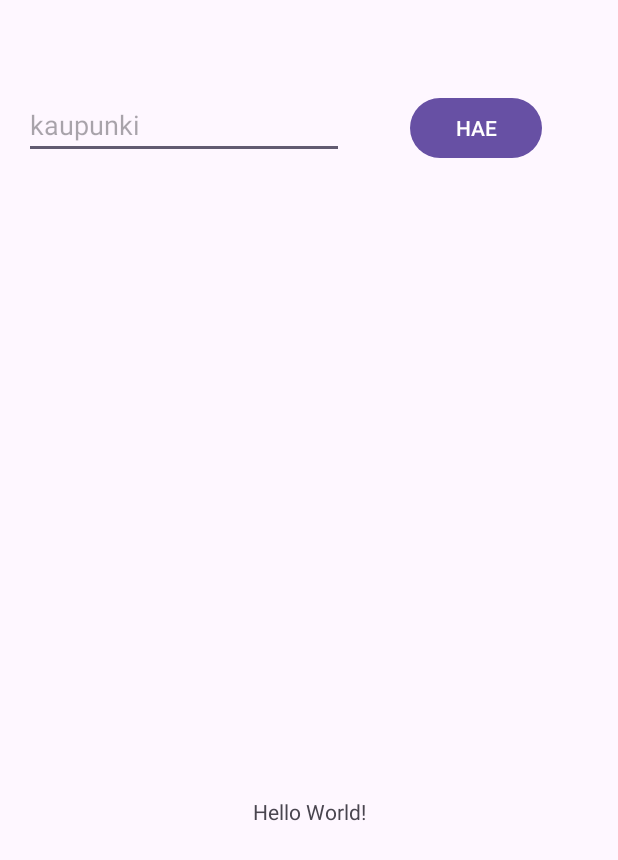
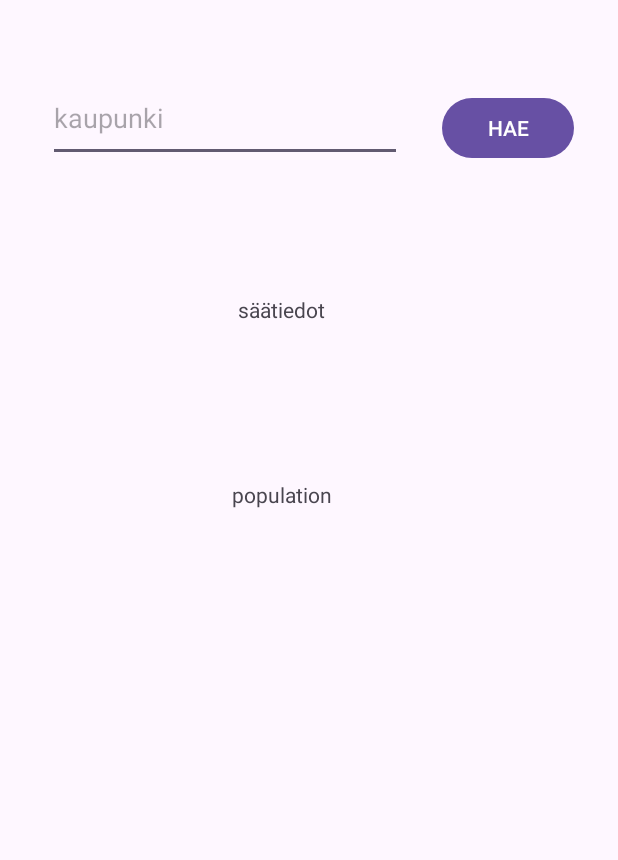
Before and after one commit to eerihyppanen/Harkkatyo, an Android app: the screen it shows after launch (MainActivity), on a phone screen of 412 x 824 dp. Shown: the top 860 px of the screen. Run offline under Robolectric (Android 15) with nearby library versions, the phone set to English and light mode, and no system bars.

Commit message:
ekat koodit
toinen push: sää ja asukasmäärä toimii

```diff
--- a/app/src/main/java/com/example/harkkatyo/MunicipalityDataRetriever.java
+++ b/app/src/main/java/com/example/harkkatyo/MunicipalityDataRetriever.java
@@ -2,13 +2,10 @@ package com.example.harkkatyo;
 
 
 import android.content.Context;
-
 import com.fasterxml.jackson.databind.JsonNode;
 import com.fasterxml.jackson.databind.ObjectMapper;
 import com.fasterxml.jackson.databind.node.ObjectNode;
-
 import java.io.BufferedReader;
-import java.io.File;
 import java.io.IOException;
 import java.io.InputStreamReader;
 import java.io.OutputStream;
@@ -35,7 +32,6 @@ import java.util.HashMap;
                 e.printStackTrace();
             }
 
-            //System.out.println(areas.toPrettyString());
 
             ArrayList<String> keys = new ArrayList<>();
             ArrayList<String> values = new ArrayList<>();
--- a/app/src/main/res/layout/activity_main.xml
+++ b/app/src/main/res/layout/activity_main.xml
@@ -8,38 +8,52 @@
     tools:context=".MainActivity">
 
     <TextView
+        android:id="@+id/txtWeather"
         android:layout_width="wrap_content"
         android:layout_height="wrap_content"
-        android:text="Hello World!"
+        android:text="säätiedot"
         app:layout_constraintBottom_toBottomOf="parent"
         app:layout_constraintEnd_toEndOf="parent"
+        app:layout_constraintHorizontal_bias="0.448"
         app:layout_constraintStart_toStartOf="parent"
         app:layout_constraintTop_toTopOf="parent"
-        app:layout_constraintVertical_bias="0.66" />
+        app:layout_constraintVertical_bias="0.244" />
 
     <EditText
-        android:id="@+id/editTextText"
-        android:layout_width="wrap_content"
-        android:layout_height="wrap_content"
-        android:layout_marginStart="16dp"
+        android:id="@+id/editTextTown"
+        android:layout_width="236dp"
+        android:layout_height="58dp"
+        android:layout_marginStart="32dp"
         android:ems="10"
         android:hint="kaupunki"
         android:inputType="text"
         app:layout_constraintBottom_toBottomOf="parent"
         app:layout_constraintStart_toStartOf="parent"
         app:layout_constraintTop_toTopOf="parent"
-        app:layout_constraintVertical_bias="0.078" />
+        app:layout_constraintVertical_bias="0.065" />
 
     <Button
-        android:id="@+id/button"
+        android:id="@+id/btnSearch"
         android:layout_width="wrap_content"
         android:layout_height="wrap_content"
+        android:onClick="onBtnTownClick"
         android:text="HAE"
         app:layout_constraintBottom_toBottomOf="parent"
         app:layout_constraintEnd_toEndOf="parent"
-        app:layout_constraintHorizontal_bias="0.468"
-        app:layout_constraintStart_toEndOf="@+id/editTextText"
+        app:layout_constraintHorizontal_bias="0.472"
+        app:layout_constraintStart_toEndOf="@+id/editTextTown"
         app:layout_constraintTop_toTopOf="parent"
         app:layout_constraintVertical_bias="0.079" />
 
+    <TextView
+        android:id="@+id/txtPopulation"
+        android:layout_width="wrap_content"
+        android:layout_height="wrap_content"
+        android:layout_marginTop="104dp"
+        android:text="population"
+        app:layout_constraintEnd_toEndOf="parent"
+        app:layout_constraintHorizontal_bias="0.447"
+        app:layout_constraintStart_toStartOf="parent"
+        app:layout_constraintTop_toBottomOf="@+id/txtWeather" />
+
 </androidx.constraintlayout.widget.ConstraintLayout>
```
Also changed, not shown: app/src/main/java/com/example/harkkatyo/MainActivity.java (+61 -0 lines), app/src/main/java/com/example/harkkatyo/WeatherDataRetriever.java (+5 -9 lines).
